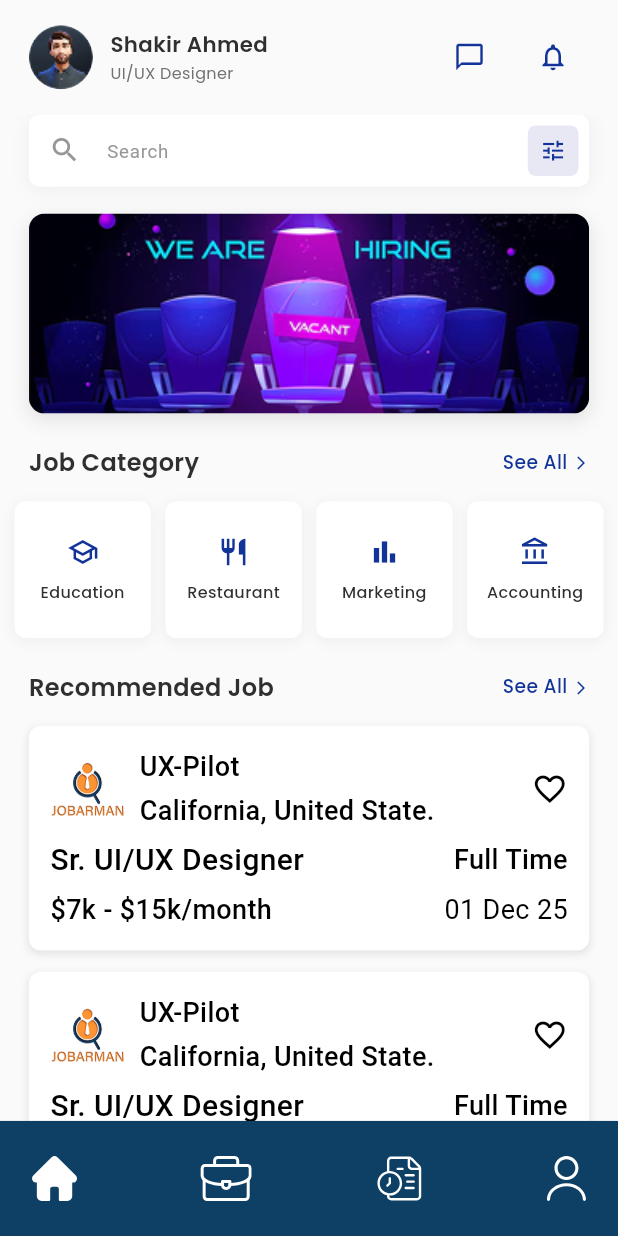
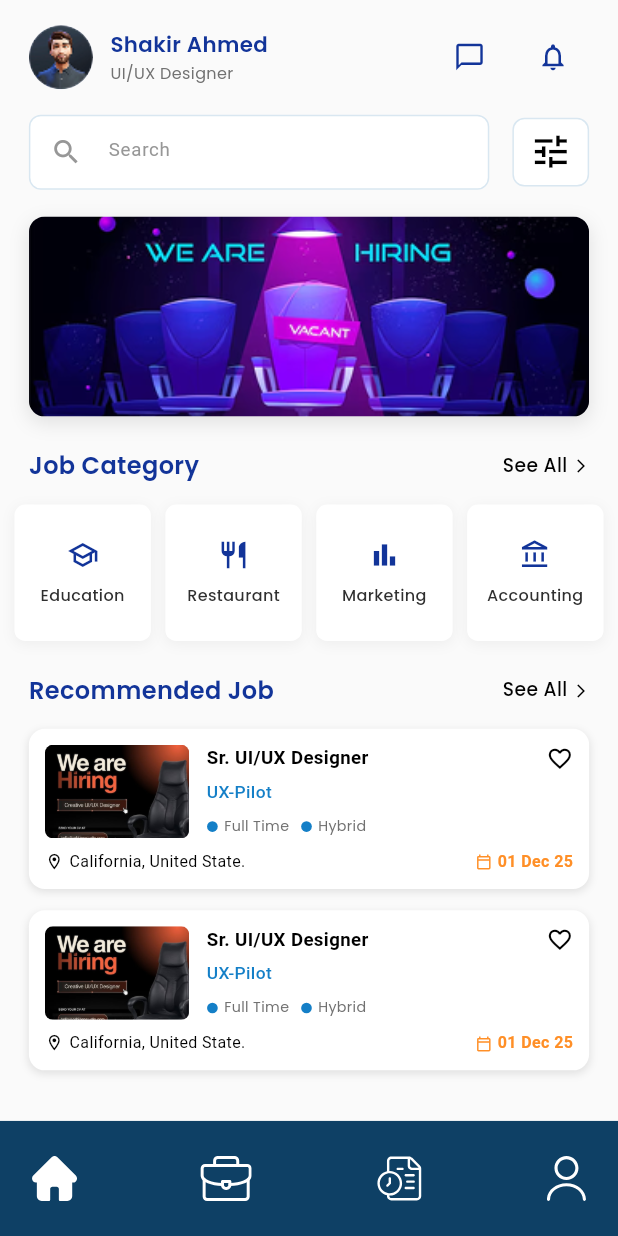
Before and after one commit to mehdisparktech/embeyi, a Flutter app: the JobSeekerHomeScreen screen opened by its route, on a phone screen of 412 x 824 dp. Run offline on Flutter 3.47's test engine with Material 3 defaults, Android fonts, the phone set to English and light mode, and no system bars; our stand-ins replace cached_network_image, dio, flutter_dotenv, flutter_html, flutter_local_notifications, flutter_screenutil and 13 more; accounts and stored records are empty; network calls fail.

Commit message:
refactor(job-card): convert JobCard to StatelessWidget and enhance layout
- Change JobCard from StatefulWidget to StatelessWidget for improved performance
- Introduce new properties for favorite button visibility and remote job indication
- Refactor layout into smaller methods for better readability and maintainability
- Update job card styling and structure for a more consistent UI
- Add new image constant for job post in AppImages

```diff
--- a/lib/core/component/card/job_card.dart
+++ b/lib/core/component/card/job_card.dart
@@ -1,9 +1,11 @@
+import 'package:embeyi/core/component/text/common_text.dart';
+import 'package:embeyi/core/utils/constants/app_colors.dart';
 import 'package:flutter/material.dart';
 import 'package:embeyi/core/component/image/common_image.dart';
 import 'package:embeyi/core/utils/extensions/extension.dart';
 import 'package:flutter_screenutil/flutter_screenutil.dart';
 
-class JobCard extends StatefulWidget {
+class JobCard extends StatelessWidget {
   final String companyName;
   final String location;
   final String jobTitle;
@@ -14,175 +16,225 @@ class JobCard extends StatefulWidget {
   final String? totalapply;
   final bool isApplied;
   final bool isSaved;
-  final bool isFavorite;
+  final bool showFavoriteButton;
+  final bool isRemote;
   final VoidCallback onTap;
+  final VoidCallback? onFavoriteTap;
+
   const JobCard({
     super.key,
     required this.companyName,
     required this.location,
     required this.jobTitle,
     required this.salaryRange,
-    this.timePosted = '',
+    this.timePosted,
     required this.isFullTime,
     required this.companyLogo,
-    this.totalapply = '',
+    this.totalapply,
     this.isApplied = false,
     this.isSaved = false,
-    this.isFavorite = true,
+    this.showFavoriteButton = true,
+    this.isRemote = false,
     required this.onTap,
+    this.onFavoriteTap,
   });
-
-  @override
-  State<JobCard> createState() => JobCardState();
-}
-
-class JobCardState extends State<JobCard> {
-  bool isFavorited =
-      false; // Changed from false to widget.isSaved, but accessed using widget.isSaved
-  @override
-  void initState() {
-    super.initState();
-    isFavorited = widget.isSaved;
-  }
 
   @override
   Widget build(BuildContext context) {
     return GestureDetector(
-      onTap: widget.onTap,
+      onTap: onTap,
       child: Container(
         width: double.infinity,
-        padding: EdgeInsets.all(16.r),
-        decoration: ShapeDecoration(
+        padding: EdgeInsets.all(12.r),
+        decoration: _buildCardDecoration(),
+        child: Column(
+          children: [
+            Row(
+              crossAxisAlignment: CrossAxisAlignment.start,
+              children: [
+                _buildCompanyLogo(),
+                12.width,
+                Expanded(child: _buildJobDetails()),
+              ],
+            ),
+            _buildBottomSection(),
+          ],
+        ),
+      ),
+    );
+  }
+
+  ShapeDecoration _buildCardDecoration() {
+    return ShapeDecoration(
+      shape: RoundedRectangleBorder(borderRadius: BorderRadius.circular(12.r)),
       color: Colors.white,
-          shape: RoundedRectangleBorder(borderRadius: BorderRadius.circular(8)),
       shadows: [
         BoxShadow(
-              color: Color(0x19000000),
+          color: Colors.black.withOpacity(0.1),
           blurRadius: 4,
           offset: Offset(0, 2),
           spreadRadius: 0,
         ),
       ],
+    );
+  }
+
+  Widget _buildCompanyLogo() {
+    return Container(
+      width: 100.w,
+      height: 70.h,
+      decoration: BoxDecoration(
+        borderRadius: BorderRadius.circular(6.r),
+        color: AppColors.white,
       ),
-        child: Column(
+      clipBehavior: Clip.antiAlias,
+      child: CommonImage(imageSrc: companyLogo, fill: BoxFit.cover),
+    );
+  }
+
+  Widget _buildJobDetails() {
+    return Column(
       crossAxisAlignment: CrossAxisAlignment.start,
       children: [
-            // Top Row - Company info and favorite button
-            Row(
-              children: [
-                // Company Logo
-                Container(
-                  width: 50,
-                  height: 50,
-                  decoration: BoxDecoration(
-                    color: Colors.transparent,
-                    borderRadius: BorderRadius.circular(50),
-                  ),
-                  child: CommonImage(imageSrc: widget.companyLogo),
-                ),
-                10.width,
-                // Company Name and Location
-                Expanded(
-                  child: Column(
+        _buildJobTitleRow(),
+        6.height,
+        _buildCompanyName(),
+        8.height,
+        _buildJobTypeTags(),
+        10.height,
+      ],
+    );
+  }
+
+  Widget _buildJobTitleRow() {
+    return Row(
       crossAxisAlignment: CrossAxisAlignment.start,
       children: [
-                      Text(
-                        widget.companyName,
+        Expanded(child: _buildJobTitle()),
+        if (showFavoriteButton) ...[8.width, _buildFavoriteButton()],
+      ],
+    );
+  }
+
+  Widget _buildJobTitle() {
+    return Text(
+      jobTitle,
       style: TextStyle(
-                          color: Colors.black,
-                          fontSize: 18,
+        color: AppColors.black,
+        fontSize: 14.sp,
+        fontWeight: FontWeight.w600,
+      ),
+      maxLines: 2,
+      overflow: TextOverflow.ellipsis,
+    );
+  }
+
+  Widget _buildFavoriteButton() {
+    return GestureDetector(
+      onTap: onFavoriteTap,
+      child: Icon(
+        isSaved ? Icons.favorite : Icons.favorite_border,
+        color: isSaved ? Colors.red : AppColors.black,
+        size: 20.sp,
+      ),
+    );
+  }
+
+  Widget _buildCompanyName() {
+    return Text(
+      companyName,
+      style: TextStyle(
+        color: AppColors.secondaryButton,
+        fontSize: 13.sp,
         fontWeight: FontWeight.w500,
       ),
+    );
+  }
+
+  Widget _buildJobTypeTags() {
+    return Row(
+      children: [
+        _buildJobTypeTag(label: isFullTime ? 'Full Time' : 'Part Time'),
+        8.width,
+        _buildJobTypeTag(label: 'Hybrid'),
+        if (isRemote) ...[8.width, _buildJobTypeTag(label: 'Remote')],
+      ],
+    );
+  }
+
+  Widget _buildJobTypeTag({required String label}) {
+    return Row(
+      mainAxisSize: MainAxisSize.min,
+      children: [
+        Container(
+          width: 8.w,
+          height: 8.h,
+          decoration: const BoxDecoration(
+            color: AppColors.secondaryButton,
+            shape: BoxShape.circle,
           ),
+        ),
+        4.width,
+        CommonText(
+          text: label,
+          fontSize: 12.sp,
+          fontWeight: FontWeight.w400,
+          color: AppColors.secondaryText,
+        ),
+      ],
+    );
+  }
 
-                      4.height,
-                      Text(
-                        widget.location,
+  Widget _buildBottomSection() {
+    return Row(
+      mainAxisAlignment: MainAxisAlignment.spaceBetween,
+      children: [
+        Expanded(child: _buildLocationInfo()),
+        8.width,
+        _buildDateInfo(),
+      ],
+    );
+  }
+
+  Widget _buildLocationInfo() {
+    return Row(
+      children: [
+        Icon(Icons.location_on_outlined, size: 14.sp, color: AppColors.black),
+        4.width,
+        Expanded(
+          child: Text(
+            location,
             style: TextStyle(
-                          color: Colors.black,
-                          fontSize: 18,
-                          fontWeight: FontWeight.w500,
+              color: AppColors.black,
+              fontSize: 12.sp,
+              fontWeight: FontWeight.w400,
+            ),
+            maxLines: 1,
+            overflow: TextOverflow.ellipsis,
           ),
         ),
       ],
+    );
+  }
+
+  Widget _buildDateInfo() {
+    return Row(
+      children: [
+        Icon(
+          Icons.calendar_today_outlined,
+          size: 12.sp,
+          color: AppColors.secondaryPrimary,
         ),
-                ),
-                // Favorite Button
-                if (widget.isFavorite)
-                  GestureDetector(
-                    onTap: () {
-                      setState(() {
-                        isFavorited = !isFavorited;
-                      });
-                    },
-                    child: Icon(
-                      isFavorited ? Icons.favorite : Icons.favorite_border,
-                      color: isFavorited ? Colors.black : Colors.black,
-                      size: 24,
+        4.width,
+        Text(
+          timePosted ?? '01 Dec 25',
+          style: TextStyle(
+            color: AppColors.secondaryPrimary,
+            fontSize: 12.sp,
+            fontWeight: FontWeight.w600,
           ),
         ),
       ],
-            ),
-            6.height,
-            // Job Title
-            Row(
-              mainAxisAlignment: MainAxisAlignment.spaceBetween,
-              children: [
-                Text(
-                  widget.jobTitle,
-                  style: TextStyle(
-                    color: Colors.black,
-                    fontSize: 20,
-                    fontWeight: FontWeight.w500,
-                  ),
-                ),
-                const Spacer(),
-                if (widget.isFullTime)
-                  Text(
-                    'Full Time',
-                    style: TextStyle(
-                      color: Colors.black,
-                      fontSize: 18,
-                      fontWeight: FontWeight.w500,
-                    ),
-                  ),
-                if (!widget.isFullTime)
-                  Text(
-                    'Part Time',
-                    style: TextStyle(
-                      color: Colors.black,
-                      fontSize: 18,
-                      fontWeight: FontWeight.w500,
-                    ),
-                  ),
-              ],
-            ),
-            6.height,
-            // Bottom Row - Salary, Full Time, and Time Posted
-            Row(
-              children: [
-                // Salary
-                Text(
-                  widget.salaryRange,
-                  style: TextStyle(
-                    color: Colors.black,
-                    fontSize: 18,
-                    fontWeight: FontWeight.w500,
-                  ),
-                ),
-                const Spacer(),
-                // Time Posted
-                Text(
-                  widget.isApplied
-                      ? widget.totalapply ?? ''
-                      : widget.timePosted ?? '',
-                  style: TextStyle(color: Colors.black, fontSize: 18),
-                ),
-              ],
-            ),
-          ],
-        ),
-      ),
     );
   }
 }
--- a/lib/core/utils/constants/app_images.dart
+++ b/lib/core/utils/constants/app_images.dart
@@ -21,4 +21,5 @@ class AppImages {
   static const String setting = "$baseurl/setting.png";
   static const String success = "$baseurl/sucess.png";
   static const String iphone = "$baseurl/iphone.png";
+  static const String jobPost = "$baseurl/job_post.png";
 }
--- a/lib/features/job_seeker/home/presentation/screen/job_seeker_home_screen.dart
+++ b/lib/features/job_seeker/home/presentation/screen/job_seeker_home_screen.dart
@@ -168,11 +168,14 @@ class JobSeekerHomeScreen extends StatelessWidget {
                               salaryRange: '\$7k - \$15k/month',
                               timePosted: '01 Dec 25',
                               isFullTime: true,
-                              companyLogo: AppImages.logo,
-                              isFavorite: true,
+                              companyLogo: AppImages.jobPost,
+                              showFavoriteButton: true,
                               isSaved: false,
                               onTap: () {
                                 // Handle job card tap
+                              },
+                              onFavoriteTap: () {
+                                // Handle favorite tap
                               },
                             ),
                           );
--- a/lib/features/job_seeker/home/presentation/widgets/home_widgets.dart
+++ b/lib/features/job_seeker/home/presentation/widgets/home_widgets.dart
@@ -51,7 +51,7 @@ class HomeHeader extends StatelessWidget {
                 text: userName,
                 fontSize: 16,
                 fontWeight: FontWeight.w600,
-                color: AppColors.primaryText,
+                color: AppColors.primaryColor,
                 textAlign: TextAlign.start,
               ),
               2.height,
@@ -102,17 +102,19 @@ class HomeSearchBar extends StatelessWidget {
 
   @override
   Widget build(BuildContext context) {
-    return Container(
-      decoration: BoxDecoration(
-        color: AppColors.white,
-        borderRadius: BorderRadius.circular(8.r),
-        boxShadow: [
-          BoxShadow(
-            color: Colors.black.withOpacity(0.05),
-            blurRadius: 10,
-            offset: const Offset(0, 2),
+    return Row(
+      mainAxisAlignment: MainAxisAlignment.spaceBetween,
+      mainAxisSize: MainAxisSize.min,
+      children: [
+        Expanded(
+          flex: 6,
+          child: Container(
+            decoration: ShapeDecoration(
+              color: Colors.white,
+              shape: RoundedRectangleBorder(
+                side: BorderSide(width: 1, color: const Color(0xFFD9E7F1)),
+                borderRadius: BorderRadius.circular(8),
               ),
-        ],
             ),
             child: TextField(
               controller: controller,
@@ -128,28 +130,35 @@ class HomeSearchBar extends StatelessWidget {
                   color: AppColors.textFiledColor,
                   size: 24.sp,
                 ),
-          suffixIcon: GestureDetector(
-            onTap: onFilterTap,
-            child: Container(
-              margin: EdgeInsets.all(8.sp),
-              decoration: BoxDecoration(
-                color: AppColors.blueLight,
-                borderRadius: BorderRadius.circular(6.r),
-              ),
-              child: Icon(
-                Icons.tune,
-                color: AppColors.primaryColor,
-                size: 20.sp,
+
+                border: InputBorder.none,
+                contentPadding: EdgeInsets.symmetric(
+                  horizontal: 10.w,
+                  vertical: 10.h,
                 ),
               ),
             ),
-          border: InputBorder.none,
-          contentPadding: EdgeInsets.symmetric(
-            horizontal: 16.w,
-            vertical: 12.h,
+          ),
+        ),
+        16.width,
+        Expanded(
+          flex: 1,
+          child: GestureDetector(
+            onTap: onFilterTap,
+            child: Container(
+              padding: EdgeInsets.all(8.w),
+              decoration: ShapeDecoration(
+                color: Colors.white,
+                shape: RoundedRectangleBorder(
+                  side: BorderSide(width: 1, color: const Color(0xFFD9E7F1)),
+                  borderRadius: BorderRadius.circular(8),
+                ),
+              ),
+              child: Icon(Icons.tune, color: AppColors.black, size: 32.sp),
             ),
           ),
         ),
+      ],
     );
   }
 }
@@ -259,7 +268,7 @@ class SectionHeader extends StatelessWidget {
           text: title,
           fontSize: 18,
           fontWeight: FontWeight.w600,
-          color: AppColors.primaryText,
+          color: AppColors.primaryColor,
           textAlign: TextAlign.start,
         ),
         if (onSeeAllTap != null)
@@ -271,13 +280,13 @@ class SectionHeader extends StatelessWidget {
                   text: 'See All',
                   fontSize: 14,
                   fontWeight: FontWeight.w500,
-                  color: AppColors.primaryColor,
+                  color: AppColors.black,
                 ),
                 4.width,
                 Icon(
                   Icons.arrow_forward_ios,
                   size: 12.sp,
-                  color: AppColors.primaryColor,
+                  color: AppColors.black,
                 ),
               ],
             ),
```
Also changed, not shown: assets/images/job_post.png (added). Lines whose indentation alone changed are shown as unchanged.
